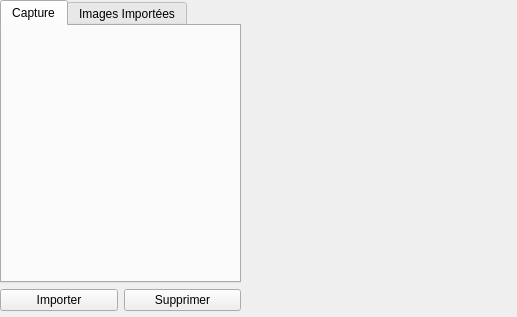
This is src/tweedy/gui/chutier/chutier.ui in stopmotionimac/tweedy as Qt 5 draws it before an edit. The edited form follows.
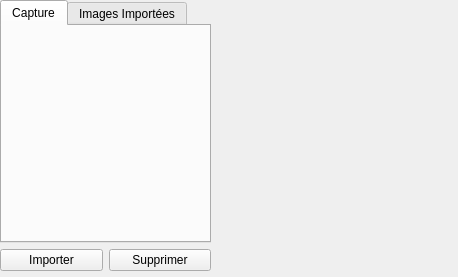
This is the edited form.

What changed in the file:
```diff
--- a/src/tweedy/gui/chutier/chutier.ui
+++ b/src/tweedy/gui/chutier/chutier.ui
@@ -6,8 +6,8 @@
    <rect>
     <x>0</x>
     <y>0</y>
-    <width>517</width>
-    <height>317</height>
+    <width>458</width>
+    <height>277</height>
    </rect>
   </property>
   <property name="windowTitle">
@@ -21,8 +21,8 @@
     <rect>
      <x>0</x>
      <y>0</y>
-     <width>241</width>
-     <height>311</height>
+     <width>211</width>
+     <height>271</height>
     </rect>
    </property>
    <layout class="QVBoxLayout" name="verticalLayout">
@@ -66,10 +66,10 @@
   <widget class="QWidget" name="layoutWidget">
    <property name="geometry">
     <rect>
-     <x>250</x>
+     <x>230</x>
      <y>0</y>
-     <width>261</width>
-     <height>311</height>
+     <width>201</width>
+     <height>271</height>
     </rect>
    </property>
    <layout class="QVBoxLayout" name="verticalLayout_2">
@@ -91,7 +91,7 @@
       <property name="sizeHint" stdset="0">
        <size>
         <width>10</width>
-        <height>120</height>
+        <height>100</height>
        </size>
       </property>
      </spacer>
```
